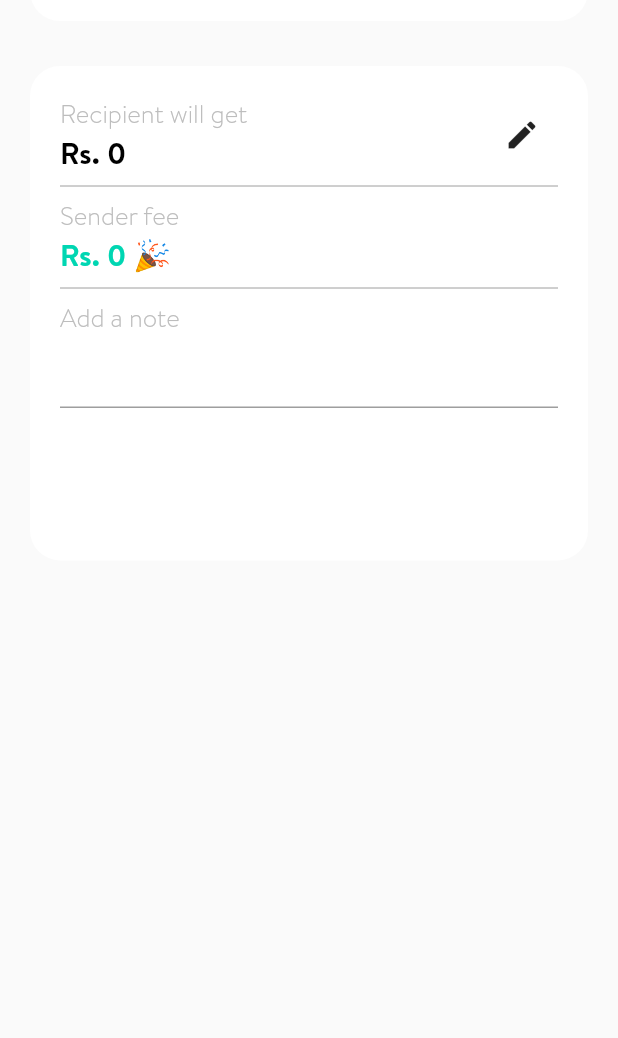
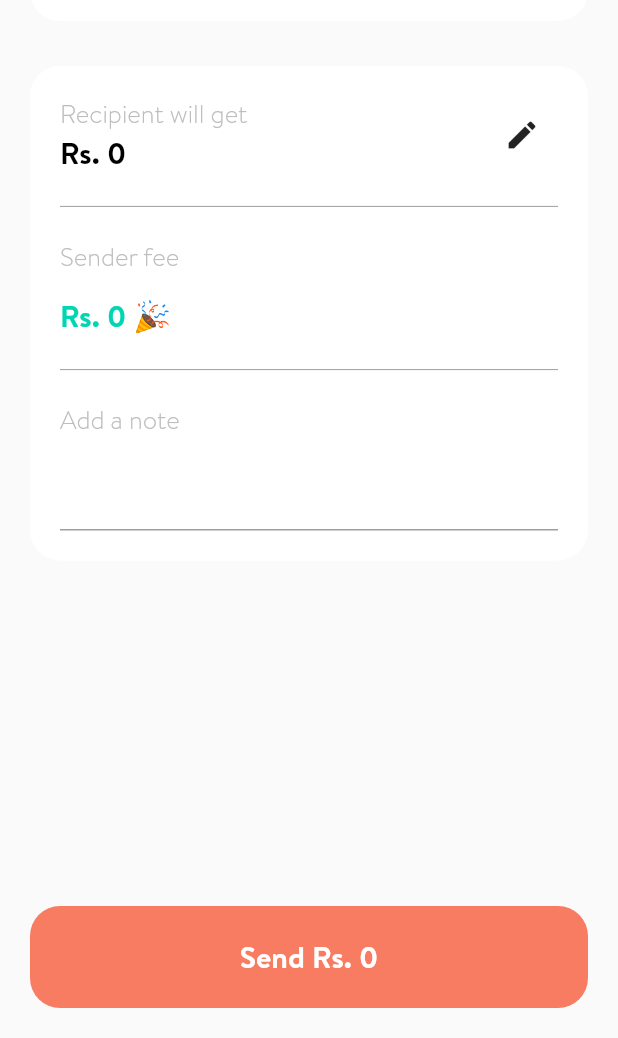
Before and after one commit to Suhaibusman/Sadapay-Clone, a Flutter app: the SendAmountPage screen opened directly with empty values, on a phone screen of 412 x 824 dp, the part 198-1236 px from its top. Run offline on Flutter 3.47's test engine with Material 2 defaults, Android fonts, the phone set to English and light mode, and no system bars.

Commit message:
sadapay clone

```diff
--- a/lib/screens/personal/widgets/topcontainer/widgets/sendmoney/widgets/sendamountpage/sendamountpage.dart
+++ b/lib/screens/personal/widgets/topcontainer/widgets/sendmoney/widgets/sendamountpage/sendamountpage.dart
@@ -54,9 +54,15 @@ class _SendAmountPageState extends State<SendAmountPage> {
       ),
       body: Padding(
         padding: const EdgeInsets.all(20),
-        child: Column(children: [
-          Container(
+        child: Column(
+          mainAxisAlignment: MainAxisAlignment.spaceBetween,
+          children: [
+             SizedBox(
+                child: Column(
+                  children: [
+                    Container(
             height: 70,
+
             decoration: BoxDecoration(
               borderRadius: BorderRadius.circular(20),
               color: Colors.white,
@@ -93,7 +99,7 @@ class _SendAmountPageState extends State<SendAmountPage> {
               ),
             ),
           ),
-          SizedBox(height: 30,),
+          const SizedBox(height: 30,),
           Container(
             height: MediaQuery.of(context).size.height * 0.4,
             decoration: BoxDecoration(
@@ -103,6 +109,7 @@ class _SendAmountPageState extends State<SendAmountPage> {
             child: Padding(
               padding: const EdgeInsets.all(20),
               child: Column(
+                mainAxisAlignment: MainAxisAlignment.spaceBetween,
                 crossAxisAlignment: CrossAxisAlignment.start,
                 children: [
                   Row(
@@ -183,7 +190,28 @@ class _SendAmountPageState extends State<SendAmountPage> {
                 ],
               ),
             ),
-          )
+          ),
+                  ],
+                ),
+             ),
+          Container(
+                          width: MediaQuery.of(context).size.width,
+                        decoration: BoxDecoration(
+                          color: MyColors.pinkColor,
+                          borderRadius: BorderRadius.circular(20),
+                        ),
+                        child:  Padding(
+                          padding: const EdgeInsets.all(20),
+                          child: Center(
+                            child: Text("Send Rs. ${widget.amount}" ,  style: const TextStyle(
+                            fontFamily: "Brandon",
+                            fontSize: 20,
+                            color: Colors.white,
+                            ),),
+                          ),
+                        ),
+                      ),
+
         ]),
       ),
     ));
```
